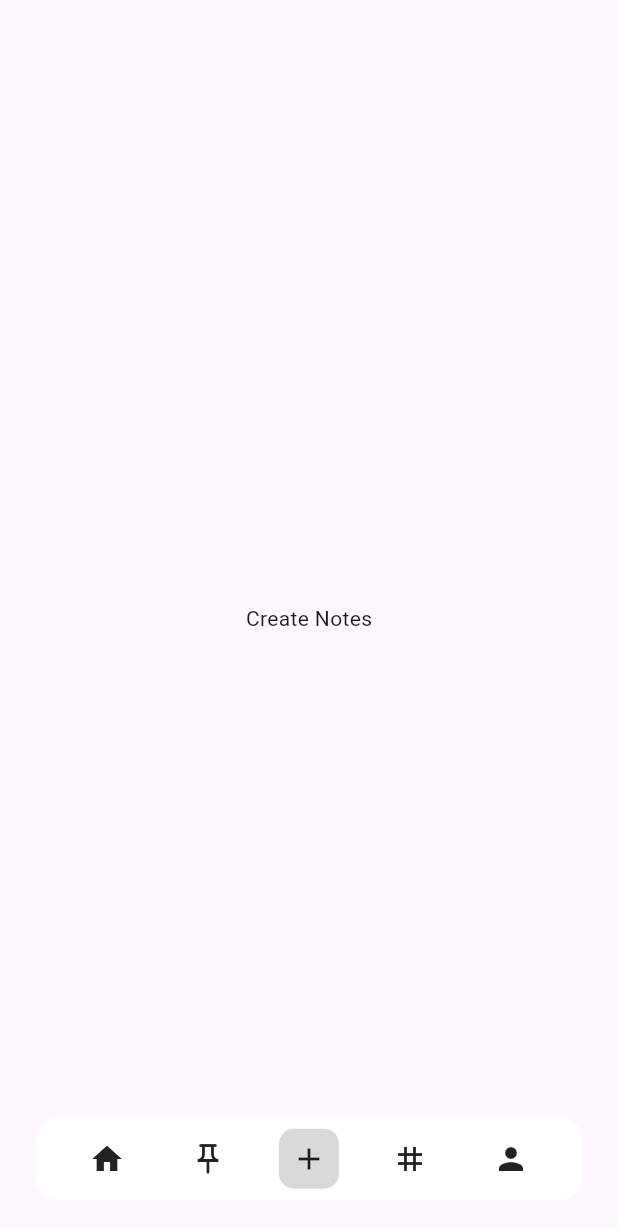
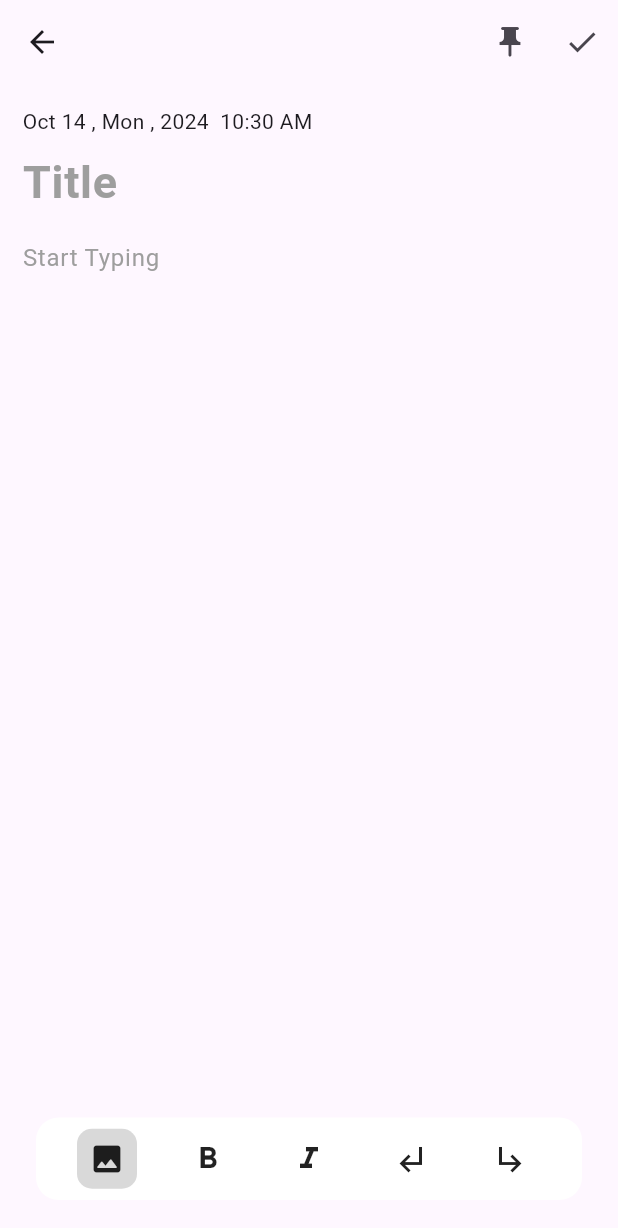
Before and after one commit to AayushPandeyy/notes_app_flutter, a Flutter app: the screen it shows after launch, item 3 of the bottom bar chosen, on a phone screen of 412 x 824 dp. Shown: the top 1228 px of the screen. Run offline on Flutter 3.47's test engine with Material 3 defaults, Android fonts, the phone set to English and light mode, and no system bars.

Commit message:
Create Notes Screen created

```diff
--- a/lib/pages/CreateNotesScreen.dart
+++ b/lib/pages/CreateNotesScreen.dart
@@ -1,4 +1,5 @@
 import 'package:flutter/material.dart';
+import 'package:intl/intl.dart';
 
 class CreateNotesScreen extends StatefulWidget {
   const CreateNotesScreen({super.key});
@@ -8,12 +9,100 @@ class CreateNotesScreen extends StatefulWidget {
 }
 
 class _CreateNotesScreenState extends State<CreateNotesScreen> {
+  int _selectedBottomBarIndex = 0;
+  final List<Widget> bottomBarWidgets = [
+    const Icon(Icons.image_rounded),
+    const Icon(Icons.format_bold),
+    const Icon(Icons.format_italic),
+    const Icon(Icons.subdirectory_arrow_left_sharp),
+    const Icon(Icons.subdirectory_arrow_right_sharp),
+  ];
+  String currDate =
+      DateFormat("MMM dd , EEE , yyyy  hh:mm a").format(DateTime.now());
   @override
   Widget build(BuildContext context) {
-    return const Scaffold(
-      body: Center(
-        child: Text("Create Notes"),
+    return Scaffold(
+      appBar: AppBar(
+        leading: IconButton(
+            onPressed: () {
+              Navigator.pop(context);
+            },
+            icon: const Icon(Icons.arrow_back)),
+        actions: [
+          IconButton(onPressed: () {}, icon: const Icon(Icons.push_pin)),
+          IconButton(onPressed: () {}, icon: const Icon(Icons.check))
+        ],
       ),
+      body: Stack(children: [
+        SizedBox(
+          height: double.infinity,
+          width: double.infinity,
+          child: Padding(
+            padding: const EdgeInsets.all(15.0),
+            child: Column(
+              crossAxisAlignment: CrossAxisAlignment.start,
+              children: [
+                Text(currDate),
+                const TextField(
+                  style: TextStyle(fontSize: 30, fontWeight: FontWeight.bold),
+                  maxLines: 1,
+                  cursorColor: Colors.black,
+                  decoration: InputDecoration(
+                      hintText: "Title",
+                      hintStyle: TextStyle(color: Colors.grey),
+                      border: InputBorder.none),
+                ),
+                Expanded(
+                  child: Container(
+                    child: const TextField(
+                      expands: true,
+                      maxLines: null,
+                      cursorColor: Colors.black,
+                      decoration: InputDecoration(
+                          hintText: "Start Typing",
+                          hintStyle: TextStyle(color: Colors.grey),
+                          border: InputBorder.none),
+                    ),
+                  ),
+                )
+              ],
+            ),
+          ),
+        ),
+        Align(
+          alignment: Alignment.bottomCenter,
+          child: Container(
+            margin: const EdgeInsets.only(right: 24, bottom: 24, left: 24),
+            height: 55,
+            width: double.infinity,
+            decoration: BoxDecoration(
+                borderRadius: BorderRadius.circular(15), color: Colors.white),
+            child: Row(
+              mainAxisAlignment: MainAxisAlignment.spaceEvenly,
+              children: bottomBarWidgets.map((widget) {
+                int index = bottomBarWidgets.indexOf(widget);
+                return GestureDetector(
+                  onTap: () {
+                    setState(() {
+                      _selectedBottomBarIndex = index;
+                    });
+                  },
+                  child: Container(
+                    height: 40,
+                    width: 40,
+                    decoration: BoxDecoration(
+                        borderRadius: BorderRadius.circular(10),
+                        color: _selectedBottomBarIndex == index
+                            ? const Color(0xffd9d9d9)
+                            : Colors.transparent),
+                    child: widget,
+                  ),
+                );
+              }).toList(),
+            ),
+          ),
+        )
+      ]),
     );
   }
 }
--- a/lib/pages/HomePage.dart
+++ b/lib/pages/HomePage.dart
@@ -52,9 +52,17 @@ class _HomePageState extends State<HomePage> {
                   int index = bottomBarIcons.indexOf(icon);
                   return GestureDetector(
                     onTap: () {
-                      setState(() {
-                        _selectedBottomBarIndex = index;
-                      });
+                      if (index == 2) {
+                        Navigator.push(
+                            context,
+                            MaterialPageRoute(
+                                builder: (context) =>
+                                    const CreateNotesScreen()));
+                      } else {
+                        setState(() {
+                          _selectedBottomBarIndex = index;
+                        });
+                      }
                     },
                     child: Container(
                       height: 40,
--- a/pubspec.yaml
+++ b/pubspec.yaml
@@ -36,6 +36,7 @@ dependencies:
   # Use with the CupertinoIcons class for iOS style icons.
   cupertino_icons: ^1.0.8
   flutter_staggered_grid_view: ^0.7.0
+  intl: ^0.19.0
 
 dev_dependencies:
   flutter_test:
```
Also changed, not shown: pubspec.lock.
